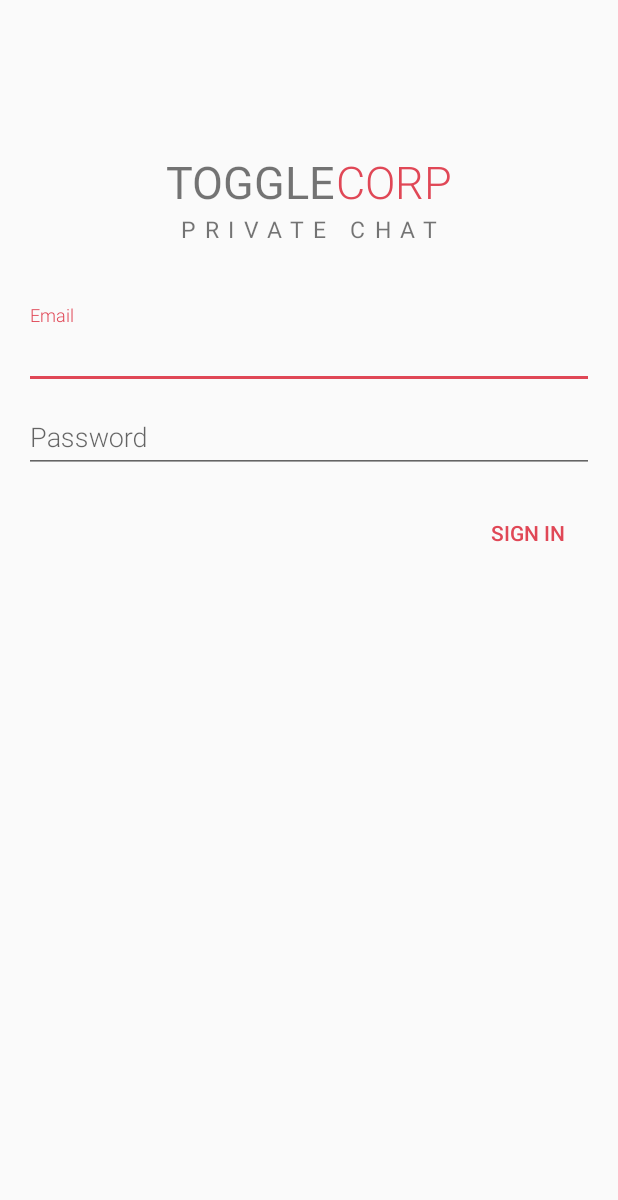
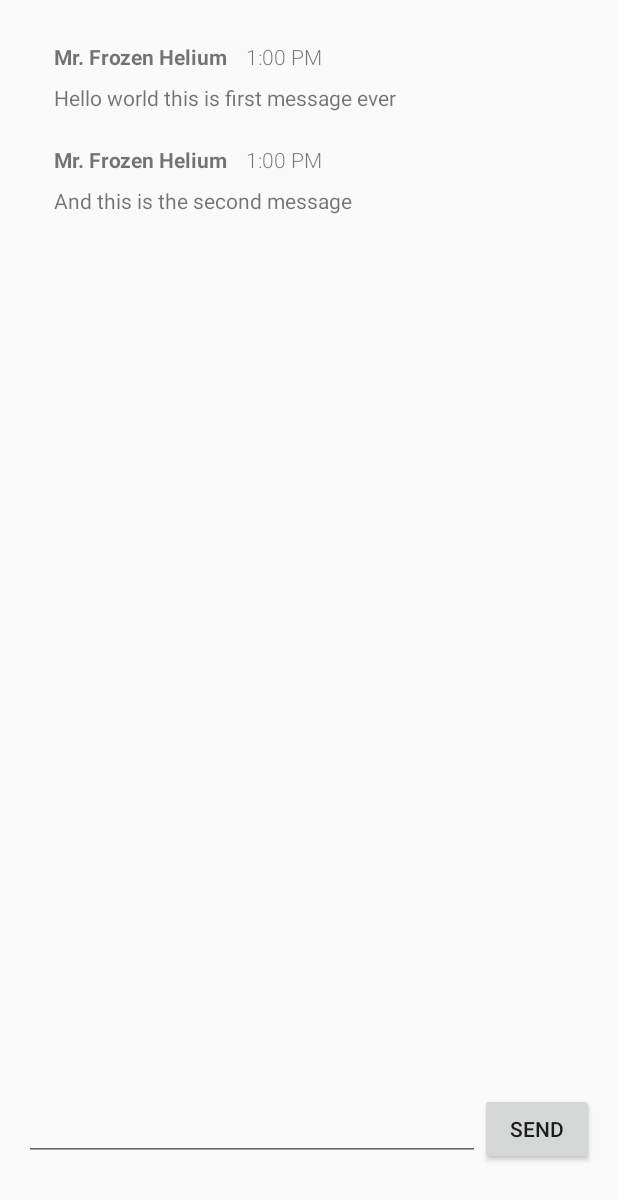
Before and after one commit to toggle-corp/chat, an Android app: the screen it shows after launch (LoginActivity before the commit, MainActivity after it), on a phone screen of 412 x 824 dp. Shown: the top 1200 px of the screen. Run offline under Robolectric (Android 15) with nearby library versions, the phone set to English and light mode, and no system bars.

Commit message:
Create working messanger view

```diff
--- a/android/app/src/main/AndroidManifest.xml
+++ b/android/app/src/main/AndroidManifest.xml
@@ -14,15 +14,16 @@
         android:supportsRtl="true"
         android:theme="@style/AppTheme">
         <activity android:name=".MainActivity">
-        </activity>
-        <activity
-            android:name=".LoginActivity"
-            android:label="@string/title_activity_login">
             <intent-filter>
                 <action android:name="android.intent.action.MAIN" />
                 <category android:name="android.intent.category.LAUNCHER" />
             </intent-filter>
         </activity>
+        <activity
+            android:name=".LoginActivity"
+            android:label="@string/title_activity_login">
+
+        </activity>
     </application>
 
 </manifest>
--- a/android/app/src/main/java/com/togglecorp/chat/MainActivity.java
+++ b/android/app/src/main/java/com/togglecorp/chat/MainActivity.java
@@ -1,5 +1,6 @@
 package com.togglecorp.chat;
 
+import android.support.v4.app.FragmentManager;
 import android.support.v7.app.AppCompatActivity;
 import android.os.Bundle;
 
@@ -9,5 +10,9 @@ public class MainActivity extends AppCompatActivity {
     protected void onCreate(Bundle savedInstanceState) {
         super.onCreate(savedInstanceState);
         setContentView(R.layout.activity_main);
+
+        FragmentManager fragmentManager = getSupportFragmentManager();
+        fragmentManager.beginTransaction()
+                .replace(R.id.frame_content, new MessengerFragment()).commitAllowingStateLoss();
     }
 }
--- a/android/app/src/main/java/com/togglecorp/chat/Message.java
+++ b/android/app/src/main/java/com/togglecorp/chat/Message.java
@@ -1,12 +1,24 @@
 package com.togglecorp.chat;
 
 public class Message {
-    private int mId;
-    private int mTimeStamp;
-    private String mText;
-    private int mStatus;
-    private int mOP;    // OP = Original Poster, message jasley post gareko ho tyo chai original
+    public int id;
+    public int timeStamp;
+    public String text;
+    public int status;
+    public int OP;    // OP = Original Poster, message jasley post gareko ho tyo chai original
                         // poster ho
                         // note for Dahal: OP = posted_by
     private int mConversationID;
+
+    public String getOPName(){
+        return "Mr. Frozen Helium";
+    }
+
+    public String getTime(){
+        return "1:00 PM";
+    }
+
+    public String getMessageText(){
+        return text;
+    }
 }
--- a/android/app/src/main/java/com/togglecorp/chat/MessageAdapter.java
+++ b/android/app/src/main/java/com/togglecorp/chat/MessageAdapter.java
@@ -2,6 +2,7 @@ package com.togglecorp.chat;
 
 import android.content.Context;
 import android.support.v7.widget.RecyclerView;
+import android.view.LayoutInflater;
 import android.view.View;
 import android.view.ViewGroup;
 import android.widget.TextView;
@@ -12,23 +13,31 @@ public class MessageAdapter extends RecyclerView.Adapter<MessageAdapter.MessageV
     private Context mContext;
     private ArrayList<Message> mMessages;
 
-    public MessageAdapter(Context context){
+    public MessageAdapter(Context context, ArrayList<Message> messages){
         mContext = context;
+        mMessages = messages;
     }
 
     @Override
     public MessageViewHolder onCreateViewHolder(ViewGroup parent, int viewType) {
-        return null;
+        View itemView = LayoutInflater.
+                from(parent.getContext()).
+                inflate(R.layout.layout_message, parent, false);
+
+        return new MessageViewHolder(itemView);
     }
 
     @Override
     public void onBindViewHolder(MessageViewHolder holder, int position) {
-
+        Message msg = mMessages.get(position);
+        holder.username.setText(msg.getOPName());
+        holder.time.setText(msg.getTime());
+        holder.messageText.setText(msg.text);
     }
 
     @Override
     public int getItemCount() {
-        return 0;
+        return mMessages.size();
     }
 
     class MessageViewHolder extends RecyclerView.ViewHolder{
--- a/android/app/src/main/java/com/togglecorp/chat/MessengerFragment.java
+++ b/android/app/src/main/java/com/togglecorp/chat/MessengerFragment.java
@@ -9,19 +9,43 @@ import android.view.LayoutInflater;
 import android.view.View;
 import android.view.ViewGroup;
 
+import java.util.ArrayList;
+
 public class MessengerFragment extends Fragment {
     Context mContext = null;
+    ArrayList<Message> mMessages;
 
     @Override
     public View onCreateView(LayoutInflater inflater, ViewGroup container, Bundle savedInstanceState) {
         View rootView = inflater.inflate(R.layout.fragment_messenger, container, false);
+
         final RecyclerView recyclerView;
         final RecyclerView.LayoutManager layoutManager;
+
         recyclerView = (RecyclerView) rootView.findViewById(R.id.recycler_view_messages);
         recyclerView.setHasFixedSize(true);
         recyclerView.setClickable(true);
+
         layoutManager = new LinearLayoutManager(rootView.getContext());
         recyclerView.setLayoutManager(layoutManager);
+
+        mMessages = new ArrayList<>();
+
+        final MessageAdapter adapter = new MessageAdapter(getActivity(), mMessages);
+        recyclerView.setAdapter(adapter);
+
+        this.fetchMessages();
+
         return rootView;
     }
+
+    // Fetch messages from server
+    private void fetchMessages(){
+        // TODO: fetch actual messages into mMessages from server
+        Message m1 = new Message(), m2 = new Message();
+        m1.text = "Hello world this is first message ever";
+        m2.text = "And this is the second message";
+        mMessages.add(m1);
+        mMessages.add(m2);
+    }
 }
--- a/android/app/src/main/res/layout/activity_main.xml
+++ b/android/app/src/main/res/layout/activity_main.xml
@@ -9,8 +9,12 @@
     android:paddingTop="@dimen/activity_vertical_margin"
     tools:context="com.togglecorp.chat.MainActivity">
 
-    <TextView
-        android:layout_width="wrap_content"
-        android:layout_height="wrap_content"
-        android:text="Hello World!" />
+    <FrameLayout
+        android:id="@+id/frame_content"
+        android:layout_width="match_parent"
+        android:layout_height="match_parent" >
+
+    </FrameLayout>
+
+
 </RelativeLayout>
--- a/android/app/src/main/res/layout/fragment_messenger.xml
+++ b/android/app/src/main/res/layout/fragment_messenger.xml
@@ -4,12 +4,39 @@
     android:layout_height="match_parent"
     tools:context=".MessengerFragment">
 
-    <android.support.v7.widget.RecyclerView
-        android:id="@+id/recycler_view_messages"
-        android:scrollbars="vertical"
-        android:layout_marginLeft="10dp"
-        android:layout_marginRight="10dp"
+    <LinearLayout
         android:layout_width="match_parent"
-        android:layout_height="match_parent"/>
+        android:layout_height="match_parent"
+        android:orientation="vertical"
+        android:weightSum="1">
+
+        <android.support.v7.widget.RecyclerView
+            android:id="@+id/recycler_view_messages"
+            android:scrollbars="vertical"
+            android:layout_marginLeft="10dp"
+            android:layout_marginRight="10dp"
+            android:layout_width="match_parent"
+            android:layout_weight="0.9"
+            android:layout_height="0dp"/>
+
+        <LinearLayout
+            android:layout_width="match_parent"
+            android:layout_height="0dp"
+            android:layout_weight="0.1"
+            android:orientation="horizontal"
+            android:weightSum="1">
+            <EditText
+                android:layout_width="0dp"
+                android:layout_height="wrap_content"
+                android:layout_weight="0.8"/>
+            <Button
+                android:layout_width="0dp"
+                android:layout_weight="0.2"
+                android:layout_height="wrap_content"
+                android:text="send"/>
+        </LinearLayout>
+    </LinearLayout>
+
+
 
 </FrameLayout>
--- a/android/app/src/main/res/layout/layout_message.xml
+++ b/android/app/src/main/res/layout/layout_message.xml
@@ -2,7 +2,7 @@
 <LinearLayout xmlns:android="http://schemas.android.com/apk/res/android"
     android:orientation="vertical"
     android:layout_width="match_parent"
-    android:layout_height="match_parent"
+    android:layout_height="wrap_content"
     android:layout_margin="10dp">
 
     <LinearLayout
@@ -31,7 +31,6 @@
     <TextView
         android:id="@+id/textview_messageText"
         android:layout_marginTop="6dp"
-        android:paddingStart="10dp"
         android:layout_width="match_parent"
         android:layout_height="wrap_content"
         android:text="@string/lorem_ipsum"/>
```
